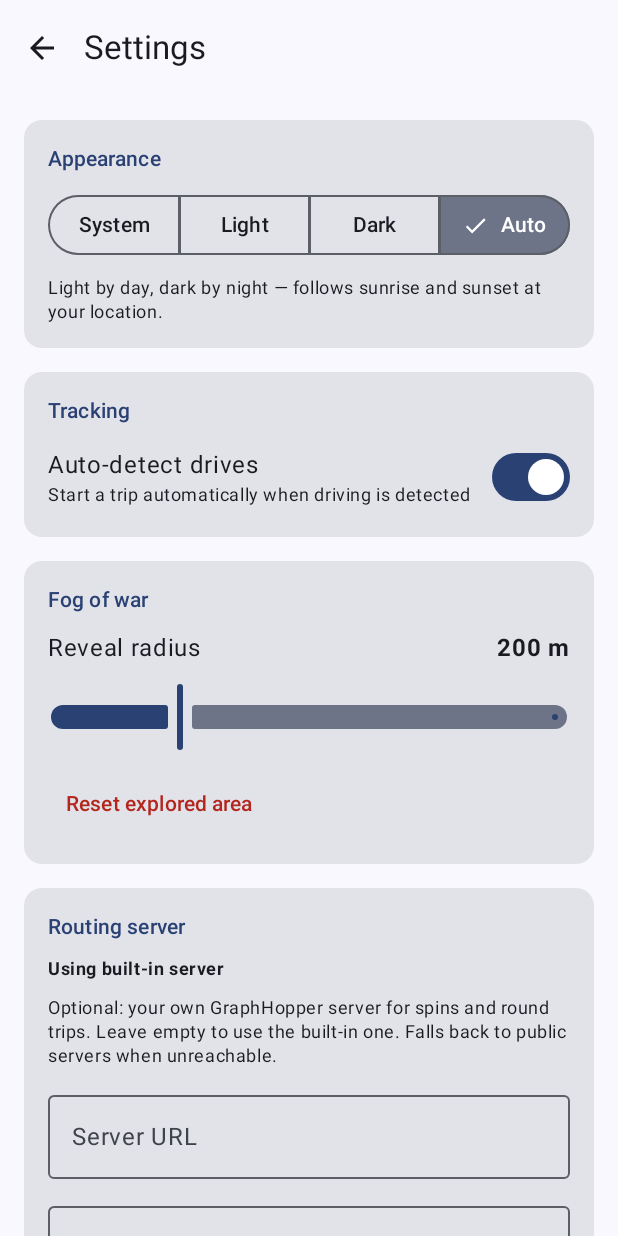
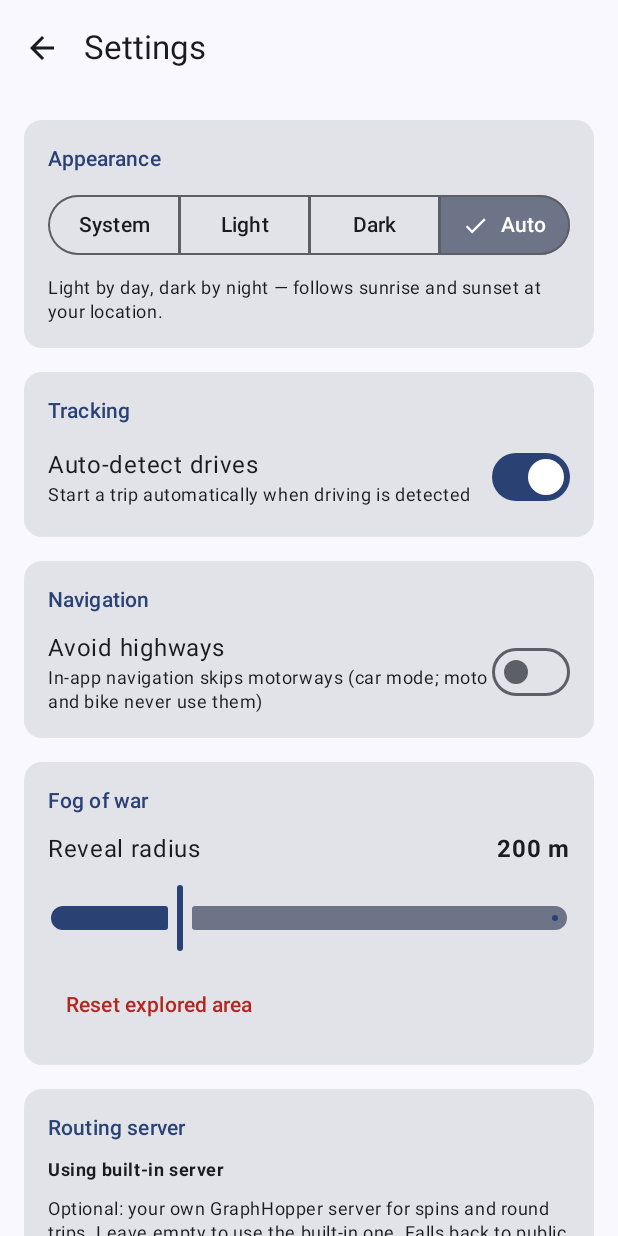
Before and after one commit to maxke24/map_roulette, an Android app built with Jetpack Compose: the screen it shows after launch (MainActivity), after a tap on "Settings", on a phone screen of 412 x 824 dp. Run offline under Robolectric (Android 15) with nearby library versions, the phone set to English and light mode, and no system bars; libraries missing offline, so code that uses them is left out: org.osmdroid.config, org.osmdroid.events, org.osmdroid.tileprovider, org.osmdroid.util, org.osmdroid.views; pictures from the network do not load; 13 statements that could not run were skipped.

Commit message:
feat: per-mode routing profiles + avoid-highways toggle, drop walk mode
Each travel mode routes with its own GraphHopper profile (bike/moto/car)
for spins and in-app navigation; destination snapping now works for all
modes, not just car. A settings switch avoids motorways/trunks via a
query custom model (car mode — moto and bike never use them). Walk mode
removed. server/PROFILES_UPDATE_GUIDE.md walks a server-side agent
through adding the car and bike profiles (re-import with cycleways).

Co-Authored-By: Claude Fable 5 <noreply@anthropic.com>

```diff
--- a/app/src/main/java/com/jellemax/maproulette/data/Settings.kt
+++ b/app/src/main/java/com/jellemax/maproulette/data/Settings.kt
@@ -28,6 +28,10 @@ object Settings {
     private val _fogRadiusMeters = MutableStateFlow(FOG_RADIUS_DEFAULT)
     val fogRadiusMeters: StateFlow<Float> = _fogRadiusMeters
 
+    /** In-app navigation avoids motorways/trunks (matters for car mode). */
+    private val _avoidHighways = MutableStateFlow(false)
+    val avoidHighways: StateFlow<Boolean> = _avoidHighways
+
     /** User-entered sync server URL; blank = use the baked-in default. */
     private val _syncUrl = MutableStateFlow("")
     val syncUrl: StateFlow<String> = _syncUrl
@@ -40,6 +44,7 @@ object Settings {
             Theme.valueOf(prefs.getString("theme", Theme.AUTO.name)!!)
         }.getOrDefault(Theme.AUTO)
         _autoDetectDrives.value = prefs.getBoolean("auto_detect_drives", true)
+        _avoidHighways.value = prefs.getBoolean("avoid_highways", false)
         _fogRadiusMeters.value = prefs.getFloat("fog_radius_m", FOG_RADIUS_DEFAULT)
         _syncUrl.value = prefs.getString("sync_url", "") ?: ""
     }
@@ -54,6 +59,11 @@ object Settings {
         prefs.edit().putBoolean("auto_detect_drives", value).apply()
     }
 
+    fun setAvoidHighways(value: Boolean) {
+        _avoidHighways.value = value
+        prefs.edit().putBoolean("avoid_highways", value).apply()
+    }
+
     fun setFogRadiusMeters(value: Float) {
         _fogRadiusMeters.value = value
         prefs.edit().putFloat("fog_radius_m", value).apply()
--- a/app/src/main/java/com/jellemax/maproulette/data/TravelMode.kt
+++ b/app/src/main/java/com/jellemax/maproulette/data/TravelMode.kt
@@ -1,8 +1,9 @@
 package com.jellemax.maproulette.data
 
 /**
- * Travel modes with their own radius range and the OSM highway classes that
- * make sense as a destination for that mode.
+ * Travel modes with their own radius range, the OSM highway classes that
+ * make sense as a destination for that mode, and the GraphHopper profile
+ * used for routing on the own server.
  */
 enum class TravelMode(
     val label: String,
@@ -12,22 +13,18 @@ enum class TravelMode(
     val highwayRegex: String,
     /** Google Maps navigation mode: w=walk, b=bike, d=drive. */
     val gmapsMode: String,
+    /** Profile name on the self-hosted GraphHopper server. */
+    val ghProfile: String,
     /** Spin produces a loop of waypoints instead of a single destination. */
     val roundTrip: Boolean = false,
 ) {
-    WALK(
-        label = "Walk",
-        minKm = 0.5f, maxKm = 8f, defaultKm = 2f,
-        highwayRegex = "^(footway|path|pedestrian|living_street|residential|" +
-            "unclassified|tertiary|track|cycleway)$",
-        gmapsMode = "w",
-    ),
     BIKE(
         label = "Bike",
         minKm = 1f, maxKm = 30f, defaultKm = 10f,
         highwayRegex = "^(cycleway|living_street|residential|unclassified|" +
             "tertiary|secondary|track|path)$",
         gmapsMode = "b",
+        ghProfile = "bike",
     ),
     MOTO(
         // For round trips the slider means total trip length, not radius.
@@ -36,6 +33,7 @@ enum class TravelMode(
         // Curvy riding roads live on the rural network; skip motorways/residential.
         highwayRegex = "^(primary|secondary|tertiary|unclassified)$",
         gmapsMode = "d",
+        ghProfile = "moto",
         roundTrip = true,
     ),
     CAR(
@@ -44,5 +42,6 @@ enum class TravelMode(
         highwayRegex = "^(motorway|trunk|primary|secondary|tertiary|unclassified|residential|" +
             "motorway_link|trunk_link|primary_link|secondary_link|tertiary_link)$",
         gmapsMode = "d",
+        ghProfile = "car",
     ),
 }
--- a/app/src/main/java/com/jellemax/maproulette/ui/SettingsScreen.kt
+++ b/app/src/main/java/com/jellemax/maproulette/ui/SettingsScreen.kt
@@ -54,6 +54,7 @@ fun SettingsScreen(onBack: () -> Unit) {
     val context = LocalContext.current
     val theme by Settings.theme.collectAsStateWithLifecycle()
     val autoDetect by Settings.autoDetectDrives.collectAsStateWithLifecycle()
+    val avoidHighways by Settings.avoidHighways.collectAsStateWithLifecycle()
     val fogRadius by Settings.fogRadiusMeters.collectAsStateWithLifecycle()
     var confirmReset by remember { mutableStateOf(false) }
 
@@ -117,6 +118,27 @@ fun SettingsScreen(onBack: () -> Unit) {
                     Switch(
                         checked = autoDetect,
                         onCheckedChange = { Settings.setAutoDetectDrives(it) },
+                    )
+                }
+            }
+
+            SettingsSection("Navigation") {
+                Row(
+                    Modifier.fillMaxWidth(),
+                    horizontalArrangement = Arrangement.SpaceBetween,
+                    verticalAlignment = Alignment.CenterVertically,
+                ) {
+                    Column(Modifier.weight(1f)) {
+                        Text("Avoid highways", style = MaterialTheme.typography.bodyLarge)
+                        Text(
+                            "In-app navigation skips motorways (car mode; " +
+                                "moto and bike never use them)",
+                            style = MaterialTheme.typography.bodySmall,
+                        )
+                    }
+                    Switch(
+                        checked = avoidHighways,
+                        onCheckedChange = { Settings.setAvoidHighways(it) },
                     )
                 }
             }
```
Also changed, not shown: app/src/main/java/com/jellemax/maproulette/data/RoutingServer.kt (+51 -7 lines), app/src/main/java/com/jellemax/maproulette/ui/MapScreen.kt (+8 -9 lines), 1 other file.
